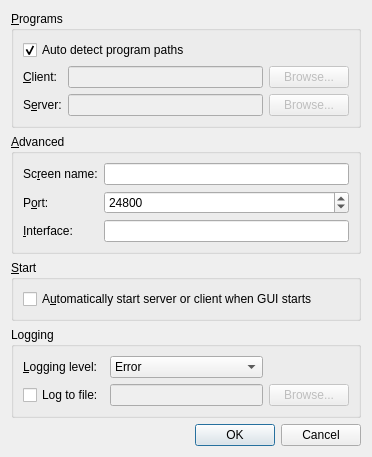
Before: the Qt Designer form gui/res/SettingsDialogBase.ui in pvanek/synergy, drawn with Qt 5.
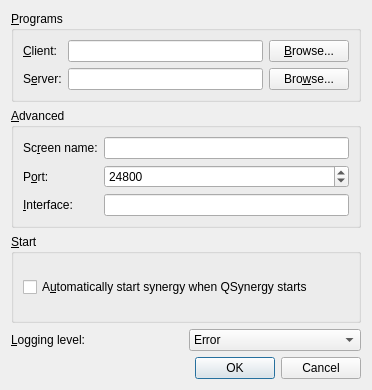
After: the same form once the commit is applied.

What changed in the file:
```diff
--- a/gui/res/SettingsDialogBase.ui
+++ b/gui/res/SettingsDialogBase.ui
@@ -1,28 +1,86 @@
 <?xml version="1.0" encoding="UTF-8"?>
 <ui version="4.0">
  <class>SettingsDialogBase</class>
- <widget class="QDialog" name="SettingsDialogBase">
-  <property name="geometry">
+ <widget class="QDialog" name="SettingsDialogBase" >
+  <property name="geometry" >
    <rect>
     <x>0</x>
     <y>0</y>
     <width>372</width>
-    <height>412</height>
+    <height>390</height>
    </rect>
   </property>
   <property name="windowTitle">
    <string>Settings</string>
   </property>
-  <layout class="QGridLayout">
-   <item row="1" column="0" colspan="2">
-    <widget class="QGroupBox" name="m_pGroupAdvanced">
-     <property name="title">
+  <layout class="QGridLayout" >
+   <item row="0" column="0" colspan="2" >
+    <widget class="QGroupBox" name="m_pGroupBox_2" >
+     <property name="title" >
+      <string>&amp;Programs</string>
+     </property>
+     <layout class="QGridLayout" >
+      <item row="0" column="0" >
+       <widget class="QLabel" name="m_pLabel_17" >
+        <property name="whatsThis" >
+         <string>This is the synergy client program, usually called synergyc or synergyc.exe.</string>
+        </property>
+        <property name="text" >
+         <string>&amp;Client:</string>
+        </property>
+        <property name="buddy" >
+         <cstring>m_pLineEditSynergyc</cstring>
+        </property>
+       </widget>
+      </item>
+      <item row="0" column="1" >
+       <widget class="QLineEdit" name="m_pLineEditSynergyc" />
+      </item>
+      <item row="0" column="2" >
+       <widget class="QPushButton" name="m_pButtonBrowseSynergyc" >
+        <property name="text" >
+         <string>&amp;Browse...</string>
+        </property>
+       </widget>
+      </item>
+      <item row="1" column="0" >
+       <widget class="QLabel" name="m_pLabel_18" >
+        <property name="toolTip" >
+         <string/>
+        </property>
+        <property name="whatsThis" >
+         <string>This is the synergy server program, usually called synergys or synergys.exe.</string>
+        </property>
+        <property name="text" >
+         <string>S&amp;erver:</string>
+        </property>
+        <property name="buddy" >
+         <cstring>m_pLineEditSynergys</cstring>
+        </property>
+       </widget>
+      </item>
+      <item row="1" column="1" >
+       <widget class="QLineEdit" name="m_pLineEditSynergys" />
+      </item>
+      <item row="1" column="2" >
+       <widget class="QPushButton" name="m_pButtonBrowseSynergys" >
+        <property name="text" >
+         <string>Bro&amp;wse...</string>
+        </property>
+       </widget>
+      </item>
+     </layout>
+    </widget>
+   </item>
+   <item row="1" column="0" colspan="2" >
+    <widget class="QGroupBox" name="m_pGroupBox_3" >
+     <property name="title" >
       <string>&amp;Advanced</string>
      </property>
-     <layout class="QGridLayout">
-      <item row="0" column="0">
-       <widget class="QLabel" name="m_pLabel_19">
-        <property name="text">
+     <layout class="QGridLayout" >
+      <item row="0" column="0" >
+       <widget class="QLabel" name="m_pLabel_19" >
+        <property name="text" >
          <string>Sc&amp;reen name:</string>
         </property>
         <property name="buddy">
@@ -30,16 +88,16 @@
         </property>
        </widget>
       </item>
-      <item row="0" column="1">
-       <widget class="QLineEdit" name="m_pLineEditScreenName">
-        <property name="enabled">
+      <item row="0" column="1" >
+       <widget class="QLineEdit" name="m_pLineEditScreenName" >
+        <property name="enabled" >
          <bool>true</bool>
         </property>
        </widget>
       </item>
-      <item row="1" column="0">
-       <widget class="QLabel" name="m_pLabel_20">
-        <property name="text">
+      <item row="1" column="0" >
+       <widget class="QLabel" name="m_pLabel_20" >
+        <property name="text" >
          <string>P&amp;ort:</string>
         </property>
         <property name="buddy">
@@ -47,9 +105,9 @@
         </property>
        </widget>
       </item>
-      <item row="1" column="1">
-       <widget class="QSpinBox" name="m_pSpinBoxPort">
-        <property name="enabled">
+      <item row="1" column="1" >
+       <widget class="QSpinBox" name="m_pSpinBoxPort" >
+        <property name="enabled" >
          <bool>true</bool>
         </property>
         <property name="maximum">
@@ -60,9 +118,9 @@
         </property>
        </widget>
       </item>
-      <item row="2" column="0">
-       <widget class="QLabel" name="m_pLabel_21">
-        <property name="text">
+      <item row="2" column="0" >
+       <widget class="QLabel" name="m_pLabel_21" >
+        <property name="text" >
          <string>&amp;Interface:</string>
         </property>
         <property name="buddy">
@@ -70,9 +128,9 @@
         </property>
        </widget>
       </item>
-      <item row="2" column="1">
-       <widget class="QLineEdit" name="m_pLineEditInterface">
-        <property name="enabled">
+      <item row="2" column="1" >
+       <widget class="QLineEdit" name="m_pLineEditInterface" >
+        <property name="enabled" >
          <bool>true</bool>
         </property>
        </widget>
@@ -85,195 +143,76 @@
      <property name="title">
       <string>&amp;Start</string>
      </property>
-     <layout class="QVBoxLayout">
+     <layout class="QVBoxLayout" >
       <item>
-       <widget class="QCheckBox" name="m_pCheckBoxAutoConnect">
-        <property name="text">
-         <string>A&amp;utomatically start server or client when GUI starts</string>
+       <widget class="QCheckBox" name="m_pCheckBoxAutoConnect" >
+        <property name="text" >
+         <string>A&amp;utomatically start synergy when QSynergy starts</string>
         </property>
        </widget>
       </item>
      </layout>
     </widget>
    </item>
-   <item row="4" column="0" colspan="2">
-    <widget class="QDialogButtonBox" name="buttonBox">
-     <property name="orientation">
+   <item row="3" column="0" >
+    <widget class="QLabel" name="m_pLabel_3" >
+     <property name="text" >
+      <string>&amp;Logging level:</string>
+     </property>
+     <property name="buddy" >
+      <cstring>m_pComboLogLevel</cstring>
+     </property>
+    </widget>
+   </item>
+   <item row="3" column="1" >
+    <widget class="QComboBox" name="m_pComboLogLevel" >
+     <item>
+      <property name="text" >
+       <string>Error</string>
+      </property>
+     </item>
+     <item>
+      <property name="text" >
+       <string>Warning</string>
+      </property>
+     </item>
+     <item>
+      <property name="text" >
+       <string>Note</string>
+      </property>
+     </item>
+     <item>
+      <property name="text" >
+       <string>Info</string>
+      </property>
+     </item>
+     <item>
+      <property name="text" >
+       <string>Debug</string>
+      </property>
+     </item>
+     <item>
+      <property name="text" >
+       <string>Debug1</string>
+      </property>
+     </item>
+     <item>
+      <property name="text" >
+       <string>Debug2</string>
+      </property>
+     </item>
+    </widget>
+   </item>
+   <item row="4" column="0" colspan="2" >
+    <widget class="QDialogButtonBox" name="buttonBox" >
+     <property name="orientation" >
       <enum>Qt::Horizontal</enum>
      </property>
-     <property name="standardButtons">
-      <set>QDialogButtonBox::Cancel|QDialogButtonBox::Ok</set>
+     <property name="standardButtons" >
+      <set>QDialogButtonBox::Cancel|QDialogButtonBox::NoButton|QDialogButtonBox::Ok</set>
      </property>
     </widget>
    </item>
-   <item row="0" column="0" colspan="2">
-    <widget class="QGroupBox" name="m_pGroupPrograms">
-     <property name="title">
-      <string>&amp;Programs</string>
-     </property>
-     <layout class="QGridLayout">
-      <item row="0" column="0" rowspan="2" colspan="3">
-       <layout class="QVBoxLayout" name="m_pVerticalLayout_2">
-        <item>
-         <widget class="QCheckBox" name="m_pCheckBoxAutoDetectPaths">
-          <property name="text">
-           <string>Auto detect program paths</string>
-          </property>
-          <property name="checked">
-           <bool>true</bool>
-          </property>
-         </widget>
-        </item>
-       </layout>
-      </item>
-      <item row="3" column="0">
-       <widget class="QLabel" name="m_pLabel_17">
-        <property name="whatsThis">
-         <string>This is the synergy client program, usually called synergyc or synergyc.exe.</string>
-        </property>
-        <property name="text">
-         <string>&amp;Client:</string>
-        </property>
-        <property name="buddy">
-         <cstring>m_pLineEditSynergyc</cstring>
-        </property>
-       </widget>
-      </item>
-      <item row="3" column="1">
-       <widget class="QLineEdit" name="m_pLineEditSynergyc">
-        <property name="enabled">
-         <bool>false</bool>
-        </property>
-       </widget>
-      </item>
-      <item row="3" column="2">
-       <widget class="QPushButton" name="m_pButtonBrowseSynergyc">
-        <property name="enabled">
-         <bool>false</bool>
-        </property>
-        <property name="text">
-         <string>Browse...</string>
-        </property>
-       </widget>
-      </item>
-      <item row="4" column="0">
-       <widget class="QLabel" name="m_pLabel_18">
-        <property name="toolTip">
-         <string/>
-        </property>
-        <property name="whatsThis">
-         <string>This is the synergy server program, usually called synergys or synergys.exe.</string>
-        </property>
-        <property name="text">
-         <string>S&amp;erver:</string>
-        </property>
-        <property name="buddy">
-         <cstring>m_pLineEditSynergys</cstring>
-        </property>
-       </widget>
-      </item>
-      <item row="4" column="1">
-       <widget class="QLineEdit" name="m_pLineEditSynergys">
-        <property name="enabled">
-         <bool>false</bool>
-        </property>
-       </widget>
-      </item>
-      <item row="4" column="2">
-       <widget class="QPushButton" name="m_pButtonBrowseSynergys">
-        <property name="enabled">
-         <bool>false</bool>
-        </property>
-        <property name="text">
-         <string>Browse...</string>
-        </property>
-       </widget>
-      </item>
-     </layout>
-    </widget>
-   </item>
-   <item row="3" column="0" colspan="2">
-    <widget class="QGroupBox" name="m_pGroupLog">
-     <property name="title">
-      <string>Logging</string>
-     </property>
-     <layout class="QGridLayout" name="gridLayout">
-      <item row="0" column="0">
-       <widget class="QLabel" name="m_pLabel_3">
-        <property name="text">
-         <string>&amp;Logging level:</string>
-        </property>
-        <property name="buddy">
-         <cstring>m_pComboLogLevel</cstring>
-        </property>
-       </widget>
-      </item>
-      <item row="1" column="0">
-       <widget class="QCheckBox" name="m_pCheckBoxLogToFile">
-        <property name="text">
-         <string>Log to file:</string>
-        </property>
-       </widget>
-      </item>
-      <item row="1" column="1">
-       <widget class="QLineEdit" name="m_pLineEditLogFilename">
-        <property name="enabled">
-         <bool>false</bool>
-        </property>
-       </widget>
-      </item>
-      <item row="1" column="2">
-       <widget class="QPushButton" name="m_pButtonBrowseLog">
-        <property name="enabled">
-         <bool>false</bool>
-        </property>
-        <property name="text">
-         <string>Browse...</string>
-        </property>
-       </widget>
-      </item>
-      <item row="0" column="1">
-       <widget class="QComboBox" name="m_pComboLogLevel">
-        <item>
-         <property name="text">
-          <string>Error</string>
-         </property>
-        </item>
-        <item>
-         <property name="text">
-          <string>Warning</string>
-         </property>
-        </item>
-        <item>
-         <property name="text">
-          <string>Note</string>
-         </property>
-        </item>
-        <item>
-         <property name="text">
-          <string>Info</string>
-         </property>
-        </item>
-        <item>
-         <property name="text">
-          <string>Debug</string>
-         </property>
-        </item>
-        <item>
-         <property name="text">
-          <string>Debug1</string>
-         </property>
-        </item>
-        <item>
-         <property name="text">
-          <string>Debug2</string>
-         </property>
-        </item>
-       </widget>
-      </item>
-     </layout>
-    </widget>
-   </item>
   </layout>
  </widget>
  <tabstops>
```
Left out of the diff: 53 changed lines with no effect on the pictures.
